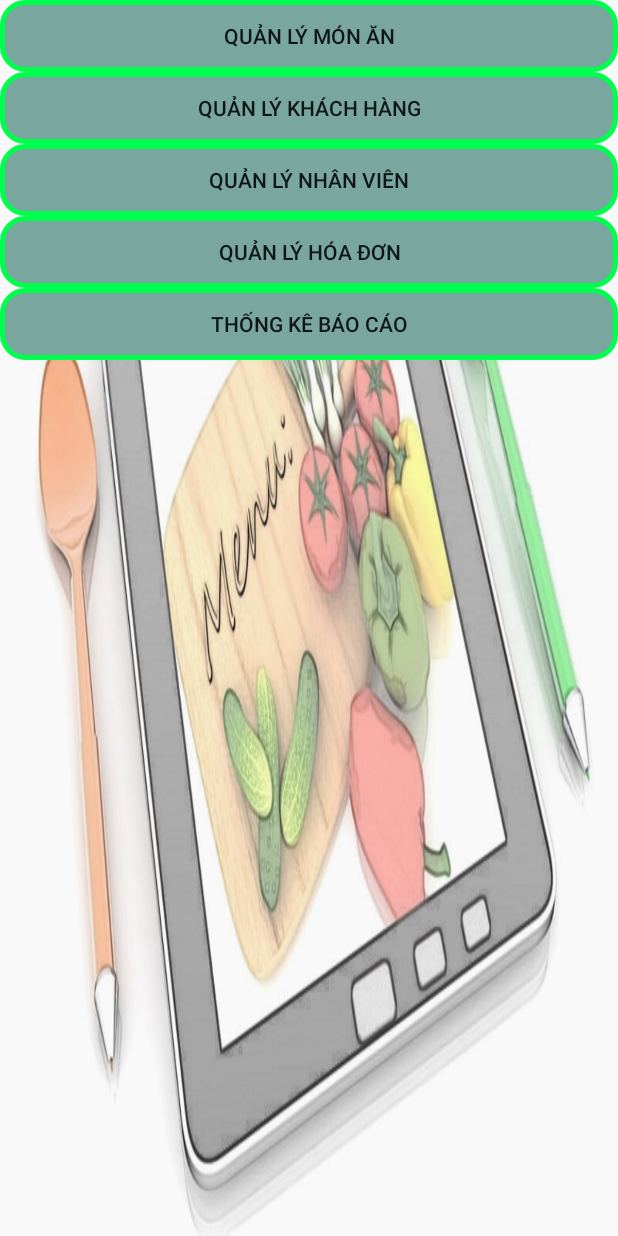
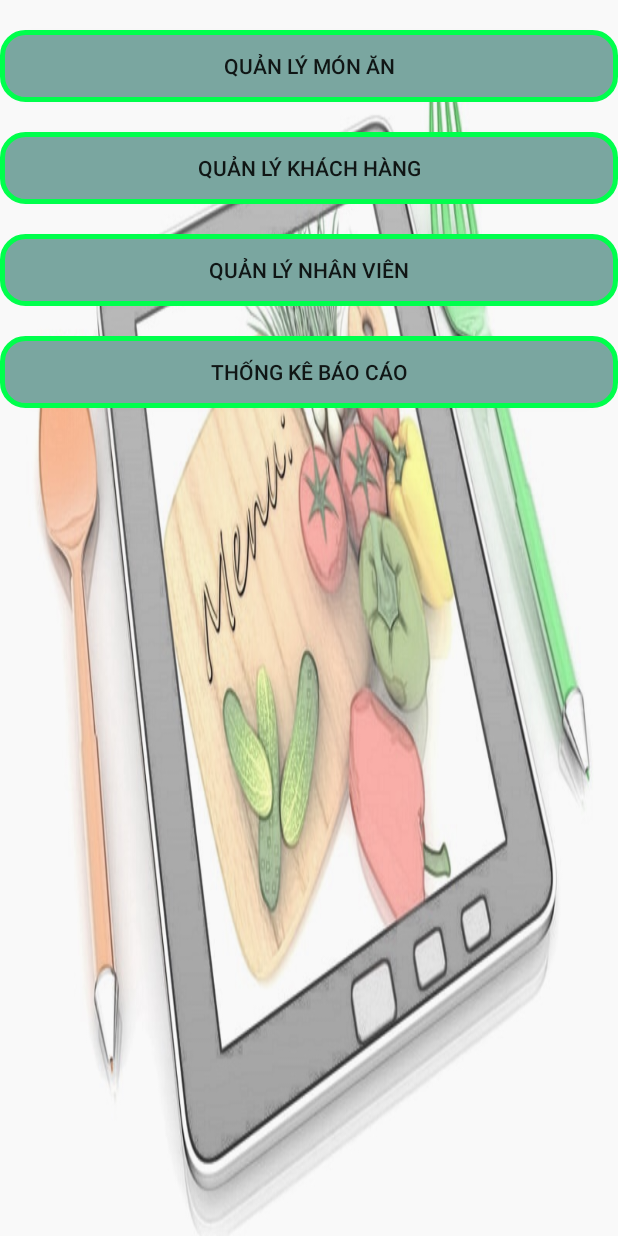
Before and after one commit to tranthihiep/CDIO-4, an Android app: the AdminMain screen opened directly, with no data from a screen before it, on a phone screen of 412 x 824 dp. Run offline under Robolectric (Android 15) with nearby library versions, the phone set to English and light mode, and no system bars; 1 statement that could not run was skipped.

Commit message:
commit 2

```diff
--- a/app/src/main/AndroidManifest.xml
+++ b/app/src/main/AndroidManifest.xml
@@ -46,7 +46,6 @@
             android:theme="@style/AppTheme.NoActionBar" />
         <activity android:name=".activity.ChiTietMonAnActivity" />
         <activity android:name=".activity.OrderActivity" />
-        <activity android:name=".activity.QuanLyHoaDon" />
         <activity android:name=".activity.QuanLyThongKe" />
         <activity
             android:name=".activity.Information"
--- a/app/src/main/java/com/example/mshiep/food/activity/AdminMain.java
+++ b/app/src/main/java/com/example/mshiep/food/activity/AdminMain.java
@@ -37,13 +37,6 @@ public class AdminMain extends AppCompatActivity {
                 startActivity(intent);
             }
         });
-        btnQuanLyHoaDon.setOnClickListener(new View.OnClickListener() {
-            @Override
-            public void onClick(View view) {
-                Intent intent = new Intent(AdminMain.this,QuanLyHoaDon.class);
-                startActivity(intent);
-            }
-        });
         btnThongKe.setOnClickListener(new View.OnClickListener() {
             @Override
             public void onClick(View view) {
--- a/app/src/main/res/drawable/boder.xml
+++ b/app/src/main/res/drawable/boder.xml
@@ -1,8 +1,8 @@
 <?xml version="1.0" encoding="utf-8"?>
 <shape xmlns:android="http://schemas.android.com/apk/res/android"
     android:shape="rectangle">
-    <solid android:color="#fafafa"/>
-    <corners android:radius="5dp"/>
-    <stroke android:width="3dp"
+    <solid android:color="#fcf9f9"/>
+    <corners android:radius="10dp"/>
+    <stroke android:width="1dp"
         android:color="#f00"/>
 </shape>
--- a/app/src/main/res/layout/activity_admin.xml
+++ b/app/src/main/res/layout/activity_admin.xml
@@ -9,6 +9,7 @@
     android:background="@drawable/moao">
 
     <Button
+        android:layout_marginTop="20dp"
         android:background="@drawable/button"
         android:id="@+id/btnQuanLyMonAn"
         android:layout_width="match_parent"
@@ -17,6 +18,7 @@
         tools:layout_editor_absoluteX="110dp"
         tools:layout_editor_absoluteY="148dp" />
     <Button
+        android:layout_marginTop="20dp"
         android:background="@drawable/button"
         android:id="@+id/btnQuanLyKhachHang"
         android:layout_width="match_parent"
@@ -25,6 +27,7 @@
         tools:layout_editor_absoluteX="110dp"
         tools:layout_editor_absoluteY="148dp" />
     <Button
+        android:layout_marginTop="20dp"
         android:background="@drawable/button"
         android:id="@+id/btnQuanLyNhanVien"
         android:layout_width="match_parent"
@@ -32,15 +35,9 @@
         android:text="Quản lý nhân viên"
         tools:layout_editor_absoluteX="110dp"
         tools:layout_editor_absoluteY="148dp" />
+
     <Button
-        android:background="@drawable/button"
-        android:id="@+id/btnQuanLyHoaDon"
-        android:layout_width="match_parent"
-        android:layout_height="wrap_content"
-        android:text="Quản lý hóa đơn"
-        tools:layout_editor_absoluteX="110dp"
-        tools:layout_editor_absoluteY="148dp" />
-    <Button
+        android:layout_marginTop="20dp"
         android:background="@drawable/button"
         android:id="@+id/btnThongKe"
         android:layout_width="match_parent"
```
Also changed, not shown: app/src/main/java/com/example/mshiep/food/activity/DangNhapActivity.java (+5 -2 lines), app/src/main/java/com/example/mshiep/food/activity/QuanLyHoaDon.java (deleted, +0 -13 lines), app/src/main/res/layout/activity_dang_ky.xml (+13 -18 lines), app/src/main/res/layout/activity_quan_ly_hoa_don.xml (deleted, +0 -41 lines), app/src/main/res/drawable/ic_date.png (added), app/src/main/res/drawable/ic_name.png (added), app/src/main/res/drawable/ic_pass.png (added), app/src/main/res/drawable/ic_phone.png (added), app/src/main/res/drawable/ic_sex.png (added), app/src/main/res/drawable/navbackground.png (deleted).
